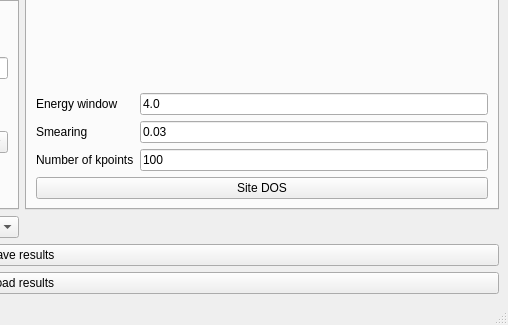
Old version of the form interface-pyqt/tbg/interface.ui in the repository joselado/quantum-lattice; both pictures show x 465 to 973 and y 275 to 600 of the 973 by 600 pixel window.
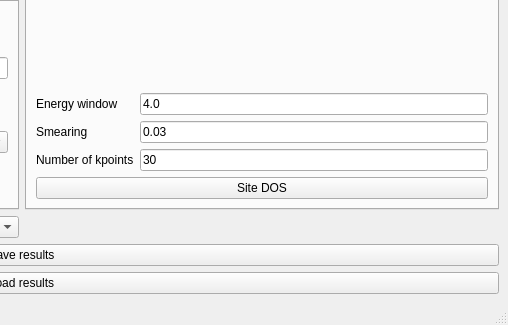
New version of the form. The open tabs and pages were chosen to show the change. Custom widgets are drawn as their Qt base class.

Diff of the .ui file:
```diff
--- a/interface-pyqt/tbg/interface.ui
+++ b/interface-pyqt/tbg/interface.ui
@@ -760,7 +760,7 @@
           <item row="2" column="1">
            <widget class="LineEdit" name="site_dos_nk">
             <property name="text">
-             <string>100</string>
+             <string>30</string>
             </property>
            </widget>
           </item>
```
